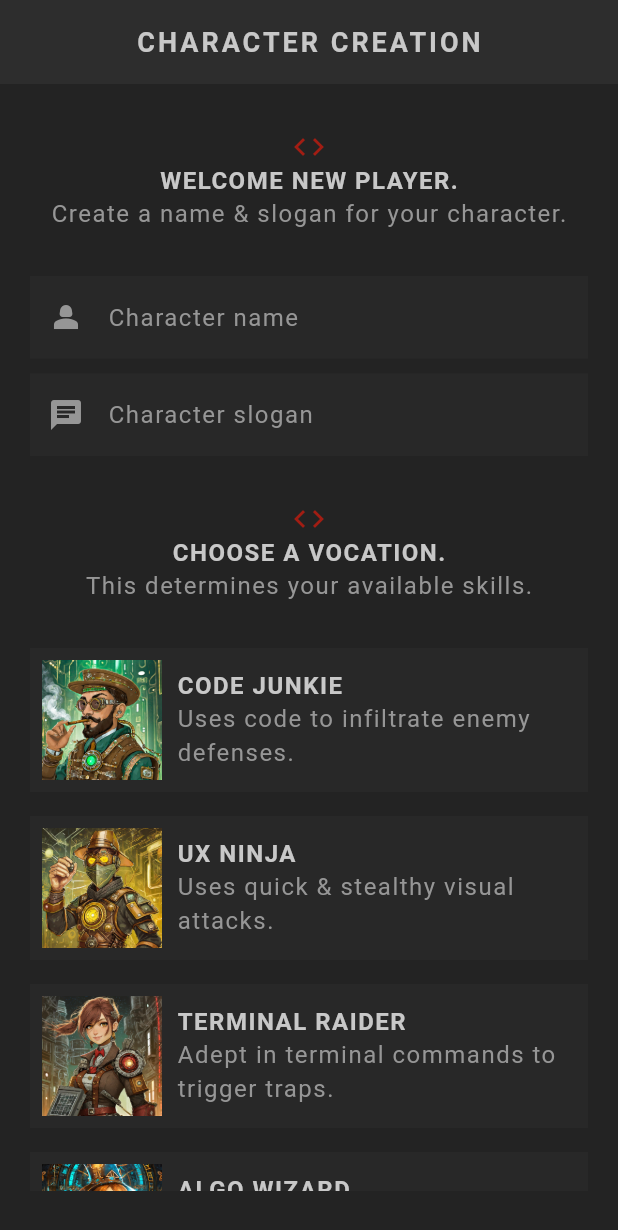
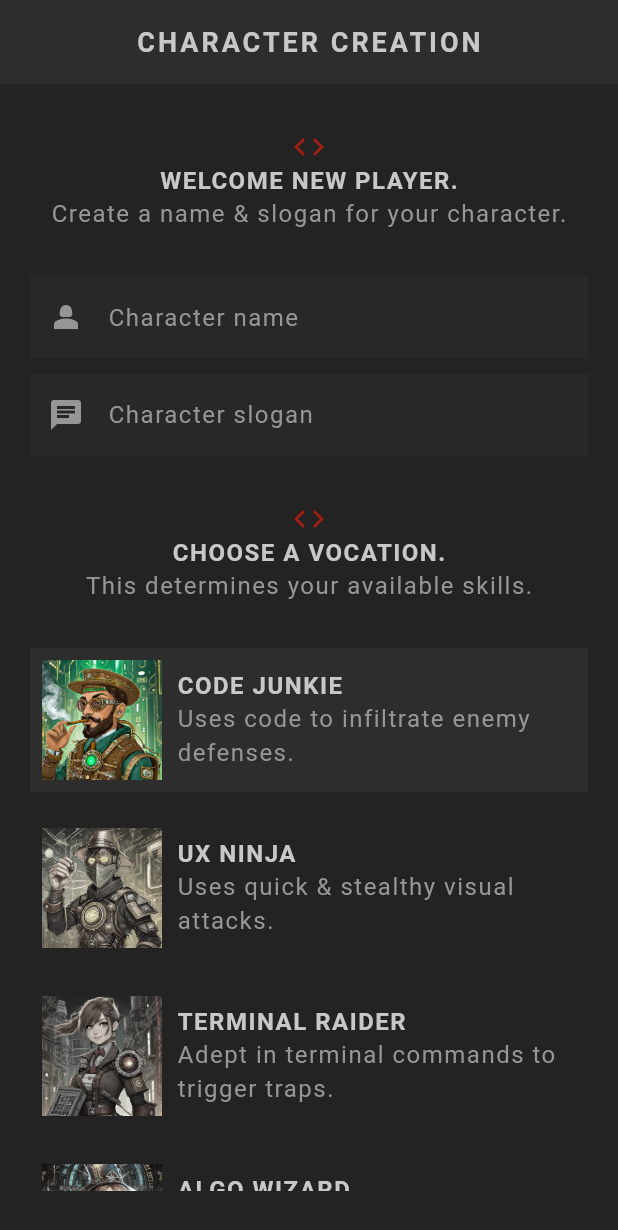
Before and after one commit to emagnu/flutter_rpg, a Flutter app: the screen it shows after launch, on a phone screen of 412 x 824 dp. Shown: the top 1230 px of the screen. Run offline on Flutter 3.47's test engine with Material 3 defaults, Android fonts, the phone set to English and light mode, and no system bars; our stand-ins replace google_fonts; Roboto replaces fonts that are missing (Kanit).

Commit message:
43 - Selecting a Vocation (11:40)

```diff
--- a/lib/screens/create/create_screen.dart
+++ b/lib/screens/create/create_screen.dart
@@ -28,7 +28,15 @@ class _CreateScreenState extends State<CreateScreen> {
     super.dispose();
   }
 
-  // submit habdler
+// handling vocation selection
+  Vocation selectedVocation = Vocation.junkie;
+  void updateVocation(Vocation vocation) {
+    setState(() {
+      selectedVocation = vocation;
+    });
+  }
+
+  // submit handler
   void handleSubmit() {
     if (_nameController.text.trim().isEmpty) {
       debugPrint('name must not be empty');
@@ -109,10 +117,22 @@ class _CreateScreenState extends State<CreateScreen> {
               ),
               const SizedBox(height: 30),
               // Output vocation cards
-              const VocationCard(vocation: Vocation.junkie),
-              const VocationCard(vocation: Vocation.ninja),
-              const VocationCard(vocation: Vocation.raider),
-              const VocationCard(vocation: Vocation.wizard),
+              VocationCard(
+                  selected: selectedVocation == Vocation.junkie,
+                  onTap: updateVocation,
+                  vocation: Vocation.junkie),
+              VocationCard(
+                  selected: selectedVocation == Vocation.ninja,
+                  onTap: updateVocation,
+                  vocation: Vocation.ninja),
+              VocationCard(
+                  selected: selectedVocation == Vocation.raider,
+                  onTap: updateVocation,
+                  vocation: Vocation.raider),
+              VocationCard(
+                  selected: selectedVocation == Vocation.wizard,
+                  onTap: updateVocation,
+                  vocation: Vocation.wizard),
               //Character creation form - input for name and slogan
               Center(
                 child: StyledButton(
--- a/lib/screens/create/vocation_card.dart
+++ b/lib/screens/create/vocation_card.dart
@@ -2,29 +2,46 @@
 //  Import LIBRARIES
 import 'package:flutter/material.dart';
 import 'package:flutter_rpg/shared/styled_text.dart';
+import 'package:flutter_rpg/themes/theme.dart';
 //  Import FILES
 import '../../models/vocation.dart';
 //  //   ///
 
 class VocationCard extends StatelessWidget {
   final Vocation vocation;
-  const VocationCard({super.key, required this.vocation});
+  final void Function(Vocation vocation) onTap;
+  final bool selected;
+
+  const VocationCard(
+      {super.key,
+      required this.vocation,
+      required this.onTap,
+      required this.selected});
 
   @override
   Widget build(BuildContext context) {
     return GestureDetector(
       onTap: () {
         debugPrint(vocation.title);
+        onTap(vocation);
+        // navigate to vocation detail page
         // Navigator.pushNamed(context, '/vocation', arguments: vocation);
       },
       child: Card(
+        color: selected ? AppColors.secondaryColor : Colors.transparent,
         child: Padding(
           padding: const EdgeInsets.all(8.0),
           child: Row(
             children: <Widget>[
               // vocation image
-              Image.asset('assets/img/vocations/${vocation.image}',
-                  width: 80, colorBlendMode: BlendMode.color),
+              Image.asset(
+                'assets/img/vocations/${vocation.image}',
+                width: 80,
+                colorBlendMode: BlendMode.color,
+                color: !selected
+                    ? Colors.black.withOpacity(0.8)
+                    : Colors.transparent,
+              ),
               const SizedBox(width: 10.0),
               Expanded(
                 child: Column(
```
